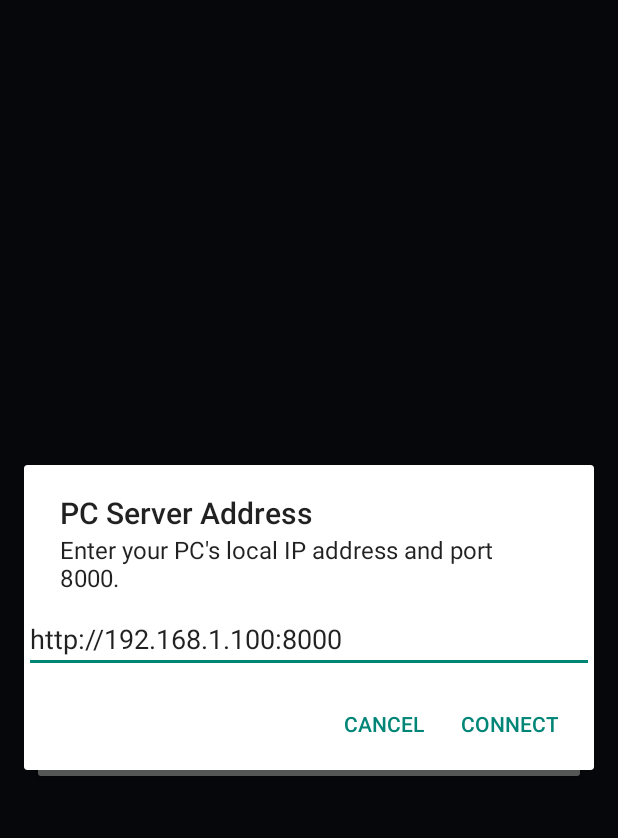
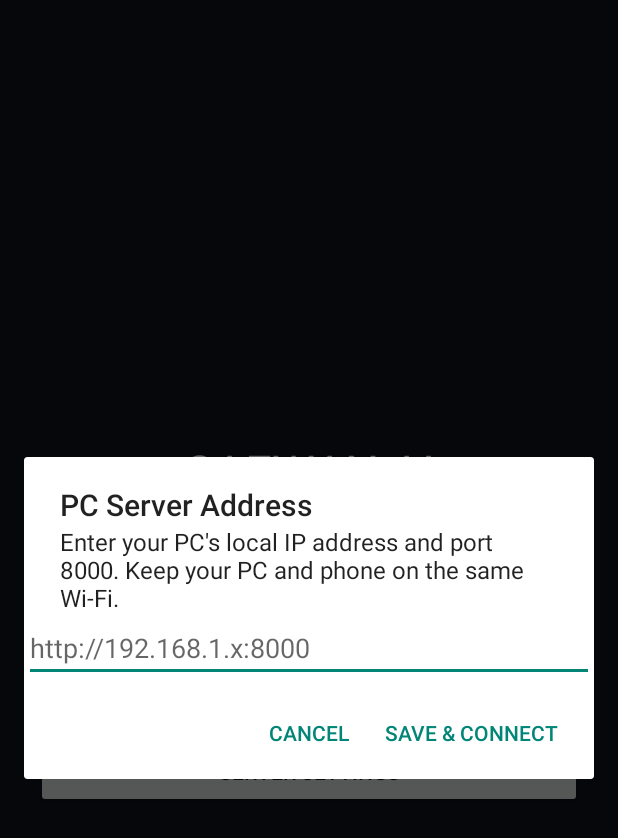
Before and after one commit to safwan762233-lang/SAFWAN-AI, an Android app: the screen it shows after launch (MainActivity), after a tap on "CONNECT TO PC", on a phone screen of 412 x 824 dp. Shown: the top 838 px of the screen. Run offline under Robolectric (Android 15) with nearby library versions, the phone set to English and light mode, and no system bars.

Commit message:
Improve Android server settings and persistence

```diff
--- a/android/app/src/main/java/com/safwan/ai/MainActivity.java
+++ b/android/app/src/main/java/com/safwan/ai/MainActivity.java
@@ -3,6 +3,7 @@ package com.safwan.ai;
 import android.app.Activity;
 import android.app.AlertDialog;
 import android.os.Bundle;
+import android.content.SharedPreferences;
 import android.webkit.WebView;
 import android.webkit.WebViewClient;
 import android.widget.Button;
@@ -15,17 +16,22 @@ import android.view.Gravity;
 
 public class MainActivity extends Activity {
     private WebView web;
-    private String serverUrl = "http://192.168.1.100:8000";
+    private String serverUrl;
+    private TextView addressLabel;
+    private SharedPreferences prefs;
 
     @Override public void onCreate(Bundle savedInstanceState) {
         super.onCreate(savedInstanceState);
+        prefs = getSharedPreferences("safwan_ai_settings", MODE_PRIVATE);
+        serverUrl = prefs.getString("server_url", "");
         showHome();
     }
 
     private void showHome() {
+        web = null;
         LinearLayout root = new LinearLayout(this);
         root.setOrientation(LinearLayout.VERTICAL);
-        root.setPadding(32, 48, 32, 32);
+        root.setPadding(36, 48, 36, 36);
         root.setBackgroundColor(Color.rgb(12, 17, 28));
         root.setGravity(Gravity.CENTER);
 
@@ -37,20 +43,31 @@ public class MainActivity extends Activity {
         root.addView(title);
 
         TextView note = new TextView(this);
-        note.setText("Android Test App\nConnect to your PC server to try SAFWAN AI.");
+        note.setText("Mobile AI Assistant\nConnect to your PC to use your local AI.");
         note.setTextColor(Color.LTGRAY);
         note.setTextSize(16);
         note.setGravity(Gravity.CENTER);
         note.setPadding(0, 24, 0, 24);
         root.addView(note);
 
+        addressLabel = new TextView(this);
+        addressLabel.setText(serverUrl.isEmpty() ? "Server address not set" : "Saved server: " + serverUrl);
+        addressLabel.setTextColor(Color.rgb(90, 205, 220));
+        addressLabel.setTextSize(13);
+        addressLabel.setGravity(Gravity.CENTER);
+        addressLabel.setPadding(0, 0, 0, 24);
+        root.addView(addressLabel);
+
         Button connect = new Button(this);
         connect.setText("Connect to PC");
         root.addView(connect);
-        connect.setOnClickListener(v -> askServerUrl());
+        connect.setOnClickListener(v -> {
+            if (serverUrl.isEmpty()) askServerUrl();
+            else openServer(serverUrl);
+        });
 
         Button settings = new Button(this);
-        settings.setText("Set server address");
+        settings.setText("Server Settings");
         root.addView(settings);
         settings.setOnClickListener(v -> askServerUrl());
 
@@ -64,19 +81,29 @@ public class MainActivity extends Activity {
         input.setText(serverUrl);
         new AlertDialog.Builder(this)
             .setTitle("PC Server Address")
-            .setMessage("Enter your PC's local IP address and port 8000.")
+            .setMessage("Enter your PC's local IP address and port 8000. Keep your PC and phone on the same Wi-Fi.")
             .setView(input)
-            .setPositiveButton("Connect", (d, w) -> openServer(input.getText().toString().trim()))
+            .setPositiveButton("Save & Connect", (d, w) -> {
+                String url = input.getText().toString().trim();
+                if (!url.startsWith("http://") && !url.startsWith("https://")) url = "http://" + url;
+                if (url.length() < 9 || !url.contains(".")) {
+                    new AlertDialog.Builder(this).setMessage("Please enter a valid server address.").setPositiveButton("OK", null).show();
+                    return;
+                }
+                serverUrl = url.replaceAll("/+$", "");
+                prefs.edit().putString("server_url", serverUrl).apply();
+                openServer(serverUrl);
+            })
             .setNegativeButton("Cancel", null)
             .show();
     }
 
     private void openServer(String url) {
-        if (!url.startsWith("http://") && !url.startsWith("https://")) url = "http://" + url;
         serverUrl = url;
         web = new WebView(this);
         web.getSettings().setJavaScriptEnabled(true);
         web.getSettings().setDomStorageEnabled(true);
+        web.getSettings().setAllowFileAccess(false);
         web.setWebViewClient(new WebViewClient());
         web.loadUrl(serverUrl);
         setContentView(web);
```
